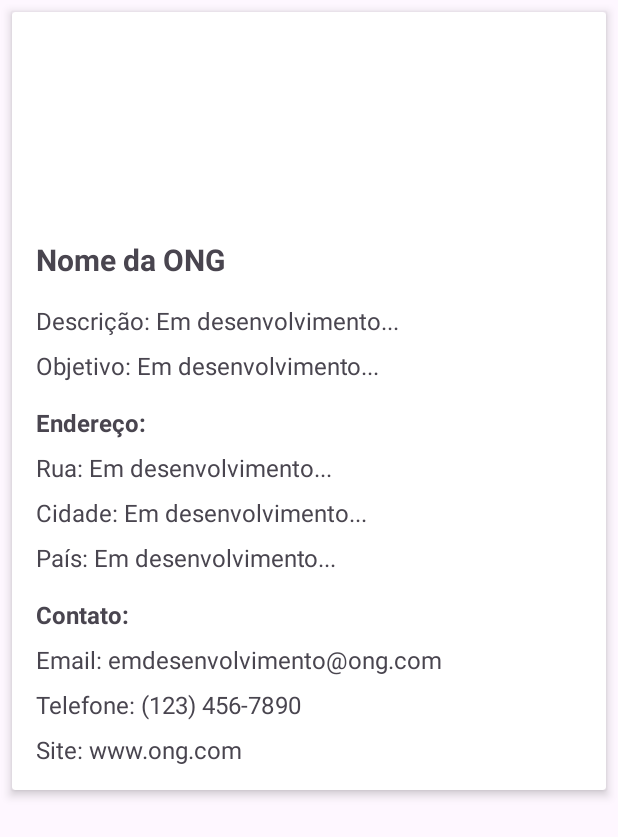
After one commit to HanselVinicius/Vamos-Ajudar-App, an Android app: the OngDetailActivity screen opened directly, with no data from a screen before it, on a phone screen of 412 x 824 dp. The commit adds this screen. Shown: the top 837 px of the screen. Run offline under Robolectric (Android 15) with nearby library versions, the phone set to English and light mode, and no system bars.

Commit message:
feito layout da tela de detalhamento de ongs

```diff
--- a/app/src/main/AndroidManifest.xml
+++ b/app/src/main/AndroidManifest.xml
@@ -1,6 +1,6 @@
 <?xml version="1.0" encoding="utf-8"?>
 <manifest xmlns:android="http://schemas.android.com/apk/res/android"
-    xmlns:tools="http://schemas.android.com/tools" >
+    xmlns:tools="http://schemas.android.com/tools">
 
     <uses-permission android:name="android.permission.INTERNET" />
     <uses-permission android:name="android.permission.ACCESS_NETWORK_STATE" />
@@ -15,11 +15,13 @@
         android:roundIcon="@mipmap/ic_launcher_round"
         android:supportsRtl="true"
         android:theme="@style/Theme.VamosAjudar"
-        tools:targetApi="31" >
+        tools:targetApi="31">
+        <activity
+            android:name=".view.activity.OngDetailActivity"
+            android:exported="false" />
         <activity
             android:name=".view.activity.OngActivity"
-            android:exported="false" />
-        <!-- <activity android:name=".view.MainActivity" -->
+            android:exported="false" /> <!-- <activity android:name=".view.MainActivity" -->
         <!-- android:exported="true"/> -->
         <activity
             android:name=".view.activity.LoginActivity"
@@ -27,7 +29,7 @@
         <activity
             android:name=".view.activity.SplashActivity"
             android:exported="true"
-            android:theme="@style/Theme.AppCompat.NoActionBar" >
+            android:theme="@style/Theme.AppCompat.NoActionBar">
             <intent-filter>
                 <action android:name="android.intent.action.MAIN" />
 
--- a/app/src/main/java/br/got/vamosajudar/model/ong/Address.java
+++ b/app/src/main/java/br/got/vamosajudar/model/ong/Address.java
@@ -1,6 +1,8 @@
 package br.got.vamosajudar.model.ong;
 
-public class Address {
+import java.io.Serializable;
+
+public class Address implements Serializable {
     private String street;
     private String number;
     private String cidade;
--- a/app/src/main/java/br/got/vamosajudar/model/ong/Contact.java
+++ b/app/src/main/java/br/got/vamosajudar/model/ong/Contact.java
@@ -1,6 +1,8 @@
 package br.got.vamosajudar.model.ong;
 
-public class Contact {
+import java.io.Serializable;
+
+public class Contact implements Serializable {
     private String email;
     private String phone;
     private String website;
--- a/app/src/main/java/br/got/vamosajudar/model/ong/Ong.java
+++ b/app/src/main/java/br/got/vamosajudar/model/ong/Ong.java
@@ -1,8 +1,9 @@
 package br.got.vamosajudar.model.ong;
 
+import java.io.Serializable;
 import java.util.Objects;
 
-public class Ong {
+public class Ong implements Serializable {
     private String id;
     private String name;
     private String description;
--- /dev/null
+++ b/app/src/main/java/br/got/vamosajudar/view/activity/OngDetailActivity.java
@@ -0,0 +1,27 @@
+package br.got.vamosajudar.view.activity;
+
+import static br.got.vamosajudar.view.components.OngAdapter.ONG;
+
+import androidx.appcompat.app.AppCompatActivity;
+
+import android.content.Intent;
+import android.os.Bundle;
+import android.util.Log;
+
+import java.io.Serializable;
+
+import br.got.vamosajudar.R;
+import br.got.vamosajudar.model.ong.Ong;
+
+public class OngDetailActivity extends AppCompatActivity {
+
+    @Override
+    protected void onCreate(Bundle savedInstanceState) {
+        super.onCreate(savedInstanceState);
+
+        setContentView(R.layout.activity_ong_detail);
+        var it = getIntent();
+        Ong ong = (Ong) it.getSerializableExtra(ONG);
+
+    }
+}
--- a/app/src/main/java/br/got/vamosajudar/view/components/OngAdapter.java
+++ b/app/src/main/java/br/got/vamosajudar/view/components/OngAdapter.java
@@ -1,6 +1,7 @@
 package br.got.vamosajudar.view.components;
 
 import android.content.Context;
+import android.content.Intent;
 import android.view.LayoutInflater;
 import android.view.View;
 import android.view.ViewGroup;
@@ -16,6 +17,8 @@ import java.util.List;
 
 import br.got.vamosajudar.R;
 import br.got.vamosajudar.model.ong.Ong;
+import br.got.vamosajudar.view.activity.LoginActivity;
+import br.got.vamosajudar.view.activity.OngDetailActivity;
 
 public class OngAdapter extends RecyclerView.Adapter<OngAdapter.OngViewHolder> {
 
@@ -24,6 +27,10 @@ public class OngAdapter extends RecyclerView.Adapter<OngAdapter.OngViewHolder> {
     private final List<Ong> ongList;
 
     private final Context context;
+
+    public final static String ONG = "ONG";
+
+
 
     public OngAdapter(List<Ong> ongList, Context context) {
         this.ongList = ongList;
@@ -56,15 +63,15 @@ public class OngAdapter extends RecyclerView.Adapter<OngAdapter.OngViewHolder> {
     }
 
     private void onClicks(OngViewHolder holder,Ong ong){
-        holder.ongTitle.setOnClickListener(l->{
+        var it = new Intent(context, OngDetailActivity.class);
+        it.addFlags(Intent.FLAG_ACTIVITY_NEW_TASK);
+        it.putExtra(ONG,ong);
+        holder.itemView.setOnClickListener(l->{
             //abre a tela de detalhamento
+            context.startActivity(it);
+
         });
-        holder.ongDescription.setOnClickListener(l->{
-            //abre a tela de detalhamento
-        });
-        holder.ongImageView.setOnClickListener(l->{
-            //abre a tela de detalhamento
-        });
+
     }
 
     @Override
--- /dev/null
+++ b/app/src/main/res/layout/activity_ong_detail.xml
@@ -0,0 +1,128 @@
+<?xml version="1.0" encoding="utf-8"?>
+<androidx.cardview.widget.CardView
+    xmlns:android="http://schemas.android.com/apk/res/android"
+    xmlns:app="http://schemas.android.com/apk/res-auto"
+    android:layout_width="match_parent"
+    android:layout_height="wrap_content"
+    android:layout_margin="8dp"
+    app:cardElevation="4dp">
+
+    <LinearLayout
+        android:layout_width="match_parent"
+        android:layout_height="wrap_content"
+        android:orientation="vertical"
+        android:padding="16dp">
+
+        <ImageView
+            android:id="@+id/imageView"
+            android:layout_width="wrap_content"
+            android:layout_height="wrap_content"
+            android:src="@drawable/logo_branco"
+            android:contentDescription="Ong Image"
+            android:layout_gravity="center_horizontal"
+            android:layout_marginBottom="16dp"/>
+
+        <TextView
+            android:id="@+id/name_id"
+            android:layout_width="wrap_content"
+            android:layout_height="wrap_content"
+            android:text="Nome da ONG"
+            android:textSize="20sp"
+            android:textStyle="bold"
+            android:gravity="start"
+            android:layout_marginTop="8dp"/>
+
+        <TextView
+            android:id="@+id/descricao_id"
+            android:layout_width="wrap_content"
+            android:layout_height="wrap_content"
+            android:text="Descrição: Em desenvolvimento..."
+            android:textSize="16sp"
+            android:gravity="start"
+            android:layout_marginTop="16dp"/>
+
+        <TextView
+            android:id="@+id/objetivo_id"
+            android:layout_width="wrap_content"
+            android:layout_height="wrap_content"
+            android:text="Objetivo: Em desenvolvimento..."
+            android:textSize="16sp"
+            android:gravity="start"
+            android:layout_marginTop="8dp"/>
+
+        <TextView
+            android:id="@+id/endereco_view_id"
+            android:layout_width="wrap_content"
+            android:layout_height="wrap_content"
+            android:text="Endereço:"
+            android:textSize="16sp"
+            android:textStyle="bold"
+            android:gravity="start"
+            android:layout_marginTop="16dp"/>
+
+        <TextView
+            android:id="@+id/rua_id"
+            android:layout_width="wrap_content"
+            android:layout_height="wrap_content"
+            android:text="Rua: Em desenvolvimento..."
+            android:textSize="16sp"
+            android:gravity="start"
+            android:layout_marginTop="8dp"/>
+
+        <TextView
+            android:id="@+id/cidade_id"
+            android:layout_width="wrap_content"
+            android:layout_height="wrap_content"
+            android:text="Cidade: Em desenvolvimento..."
+            android:textSize="16sp"
+            android:gravity="start"
+            android:layout_marginTop="8dp"/>
+
+        <TextView
+            android:id="@+id/pais_id"
+            android:layout_width="wrap_content"
+            android:layout_height="wrap_content"
+            android:text="País: Em desenvolvimento..."
+            android:textSize="16sp"
+            android:gravity="start"
+            android:layout_marginTop="8dp"/>
+
+        <TextView
+            android:id="@+id/ong_goal_id"
+            android:layout_width="wrap_content"
+            android:layout_height="wrap_content"
+            android:text="Contato:"
+            android:textSize="16sp"
+            android:textStyle="bold"
+            android:gravity="start"
+            android:layout_marginTop="16dp"/>
+
+        <TextView
+            android:id="@+id/email_id"
+            android:layout_width="wrap_content"
+            android:layout_height="wrap_content"
+            android:text="Email: emdesenvolvimento@ong.com"
+            android:textSize="16sp"
+            android:gravity="start"
+            android:layout_marginTop="8dp"/>
+
+        <TextView
+            android:id="@+id/telefone_id"
+            android:layout_width="wrap_content"
+            android:layout_height="wrap_content"
+            android:text="Telefone: (123) 456-7890"
+            android:textSize="16sp"
+            android:gravity="start"
+            android:layout_marginTop="8dp"/>
+
+        <TextView
+            android:id="@+id/site_id"
+            android:layout_width="wrap_content"
+            android:layout_height="wrap_content"
+            android:text="Site: www.ong.com"
+            android:textSize="16sp"
+            android:gravity="start"
+            android:layout_marginTop="8dp"/>
+
+    </LinearLayout>
+</androidx.cardview.widget.CardView>
```
